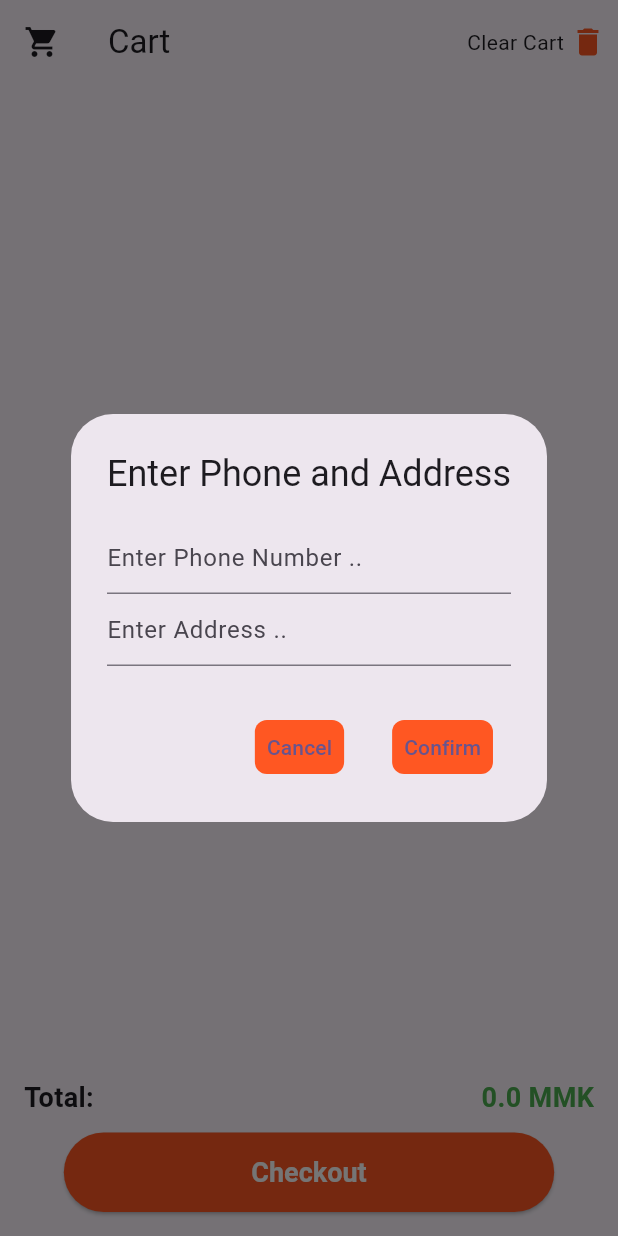
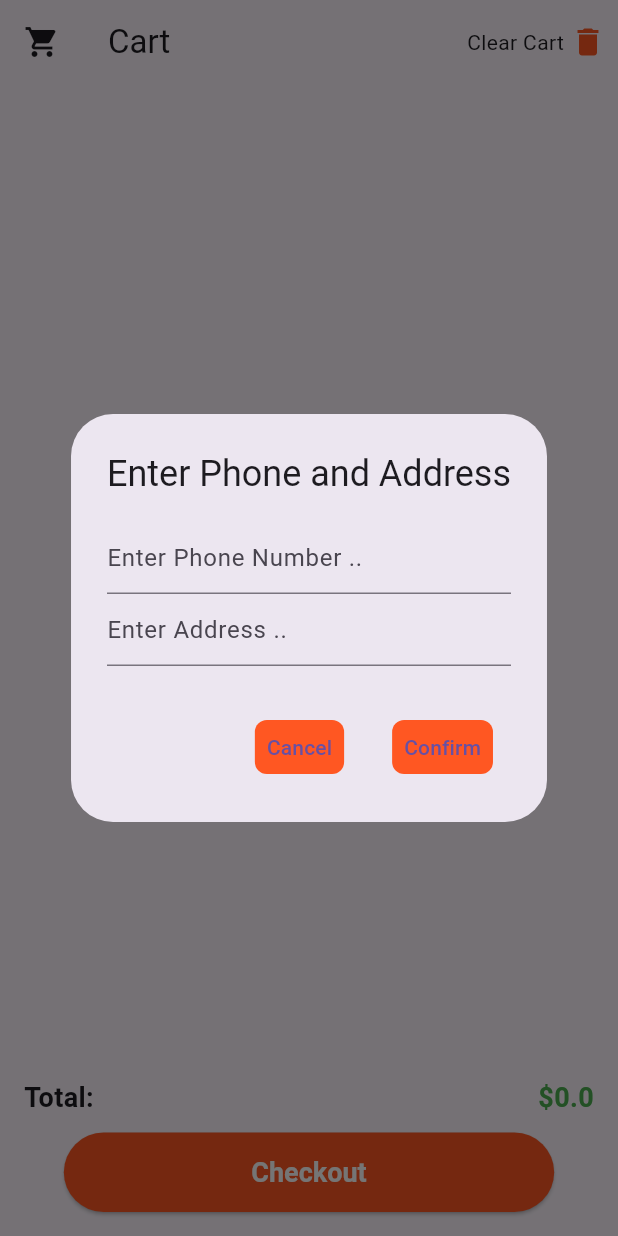
Before and after one commit to Myatt-Minn/BiteBox-Food-Order-App-, a Flutter app: the Cartscreen screen opened directly, after a tap on "Checkout", on a phone screen of 412 x 824 dp. Run offline on Flutter 3.47's test engine with Material 3 defaults, Android fonts, the phone set to English and light mode, and no system bars; our stand-ins replace curved_navigation_bar, get_storage, image_picker, supabase_flutter; accounts and stored records are empty.

Commit message:
Latest Push

```diff
--- a/lib/screens/cartscreen.dart
+++ b/lib/screens/cartscreen.dart
@@ -251,7 +251,7 @@ class _FoodCardPageState extends State<Cartscreen> {
                   style: TextStyle(fontSize: 18, fontWeight: FontWeight.bold),
                 ),
                 Text(
-                  "${calculateTotalPrice()} MMK",
+                  "\$${calculateTotalPrice()}",
                   style: const TextStyle(
                     fontSize: 18,
                     fontWeight: FontWeight.bold,
@@ -322,7 +322,7 @@ class _FoodCardPageState extends State<Cartscreen> {
                   ),
                   const SizedBox(height: 4),
                   Text(
-                    '${item.food.price} × ${item.quantity} = ${item.totalPrice} MMK',
+                    '${item.food.price} × ${item.quantity} = \$${item.totalPrice}',
                     style: const TextStyle(
                       fontSize: 16,
                       fontWeight: FontWeight.bold,
--- a/lib/screens/ordersscreen.dart
+++ b/lib/screens/ordersscreen.dart
@@ -75,7 +75,7 @@ class _OrderListScreenState extends State<OrderListScreen> {
           crossAxisAlignment: CrossAxisAlignment.start,
           children: [
             Text(
-              'Total Price: ${totalPrice.toStringAsFixed(0)} MMK',
+              'Total Price: \$${totalPrice.toStringAsFixed(0)}',
               style: const TextStyle(fontSize: 18, fontWeight: FontWeight.bold),
             ),
             const SizedBox(height: 8),
--- a/pubspec.yaml
+++ b/pubspec.yaml
@@ -42,7 +42,6 @@ dev_dependencies:
   flutter_test:
     sdk: flutter
 
-
 flutter_launcher_icons:
   android: "launcher_icon"
   ios: true
```
Also changed, not shown: lib/main.dart (+1 -23 lines).
